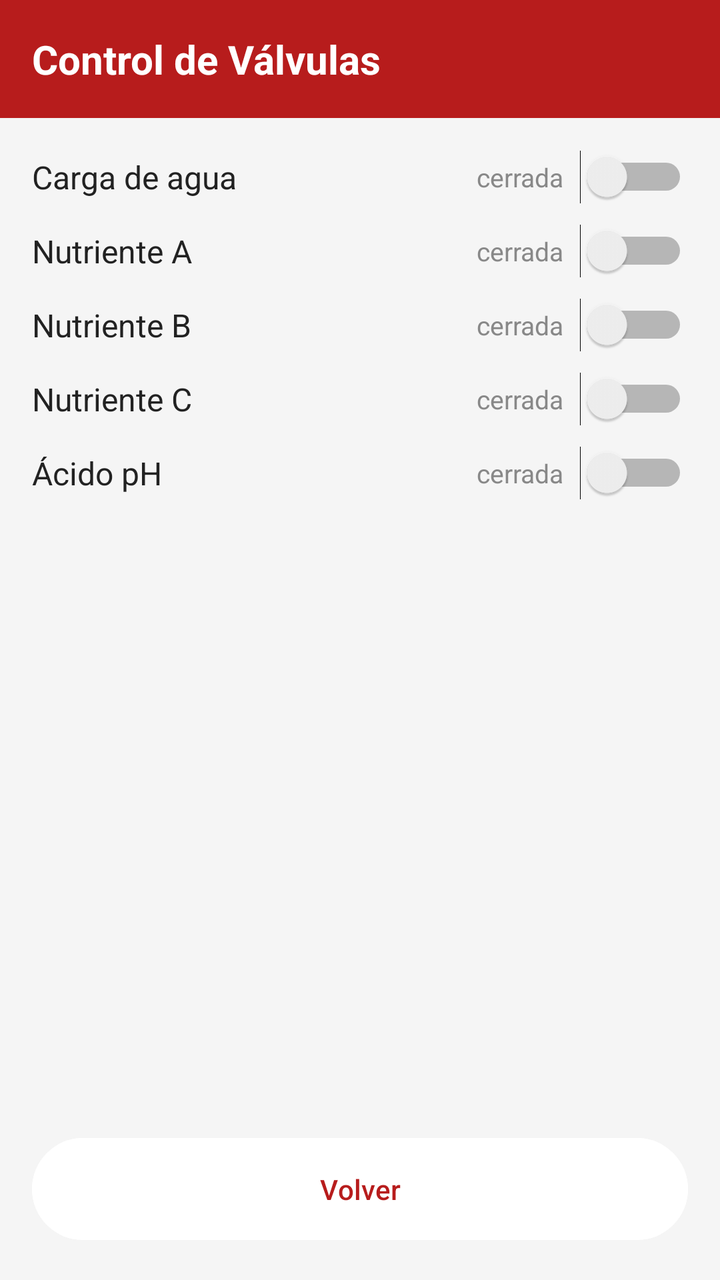
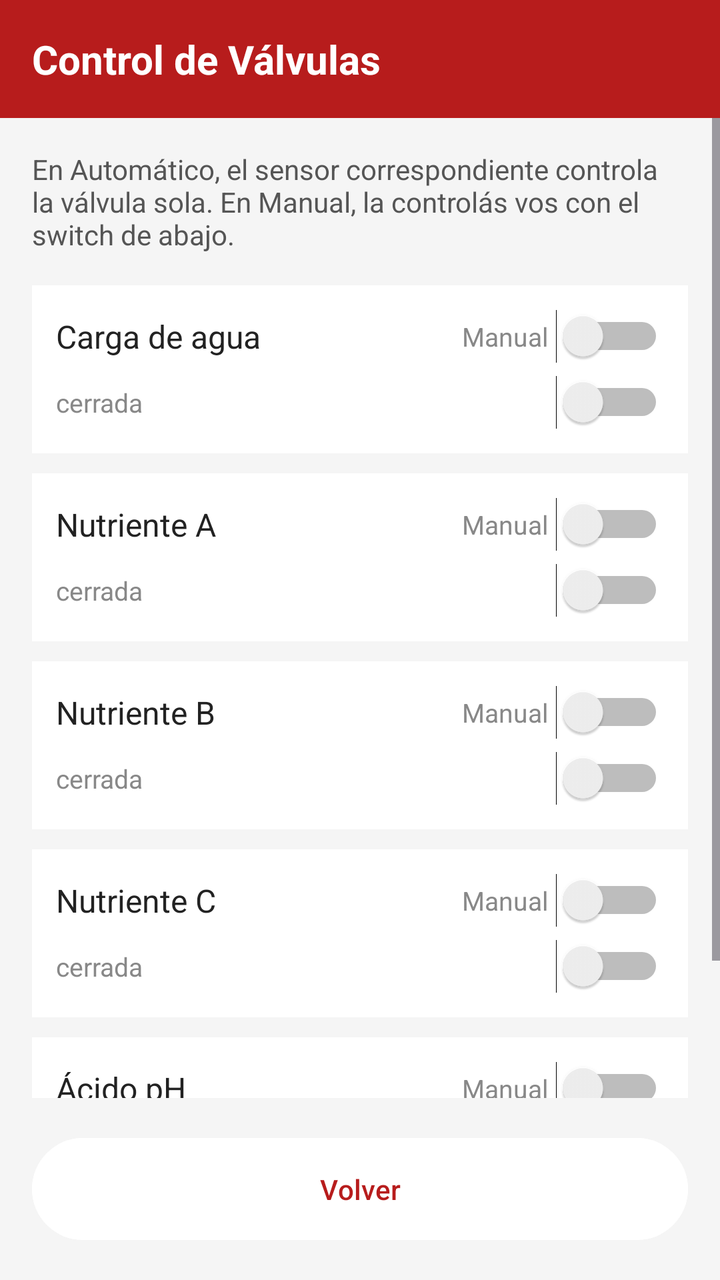

Two renders of the same Android screen: before a commit and after it. Below are the layout's source before the change and the commit's diff.
<!-- AndroidManifest.xml: application theme Theme.HueraDelValle -->
<!-- res/layout/activity_control_valvulas.xml -->
<?xml version="1.0" encoding="utf-8"?>
<LinearLayout xmlns:android="http://schemas.android.com/apk/res/android"
    android:layout_width="match_parent"
    android:layout_height="match_parent"
    android:orientation="vertical"
    android:background="#F5F5F5">

    
    <LinearLayout
        android:layout_width="match_parent"
        android:layout_height="wrap_content"
        android:background="#B71C1C"
        android:padding="16dp">

        <TextView
            android:layout_width="match_parent"
            android:layout_height="wrap_content"
            android:text="Control de Válvulas"
            android:textColor="#FFFFFF"
            android:textSize="20sp"
            android:textStyle="bold"/>
    </LinearLayout>

    
    <ScrollView
        android:layout_width="match_parent"
        android:layout_height="0dp"
        android:layout_weight="1">

        <LinearLayout
            android:layout_width="match_parent"
            android:layout_height="wrap_content"
            android:orientation="vertical"
            android:padding="16dp">

            
            <LinearLayout
                android:layout_width="match_parent"
                android:layout_height="wrap_content"
                android:orientation="horizontal"
                android:gravity="center_vertical"
                android:layout_marginBottom="10dp">

                <TextView
                    android:id="@+id/tvNombreV1"
                    android:layout_width="0dp"
                    android:layout_height="wrap_content"
                    android:layout_weight="1"
                    android:text="Carga de agua"
                    android:textSize="16sp"
                    android:textColor="#222222"/>

                <TextView
                    android:id="@+id/tvEstadoV1"
                    android:layout_width="wrap_content"
                    android:layout_height="wrap_content"
                    android:text="cerrada"
                    android:textSize="13sp"
                    android:textColor="#888888"
                    android:layout_marginEnd="8dp"/>

                <Switch
                    android:id="@+id/swV1"
                    android:layout_width="wrap_content"
                    android:layout_height="wrap_content"/>
            </LinearLayout>

            
            <LinearLayout
                android:layout_width="match_parent"
                android:layout_height="wrap_content"
                android:orientation="horizontal"
                android:gravity="center_vertical"
                android:layout_marginBottom="10dp">

                <TextView
                    android:id="@+id/tvNombreV2"
                    android:layout_width="0dp"
                    android:layout_height="wrap_content"
                    android:layout_weight="1"
                    android:text="Nutriente A"
                    android:textSize="16sp"
                    android:textColor="#222222"/>

                <TextView
                    android:id="@+id/tvEstadoV2"
                    android:layout_width="wrap_content"
                    android:layout_height="wrap_content"
                    android:text="cerrada"
                    android:textSize="13sp"
                    android:textColor="#888888"
                    android:layout_marginEnd="8dp"/>

                <Switch
                    android:id="@+id/swV2"
                    android:layout_width="wrap_content"
                    android:layout_height="wrap_content"/>
            </LinearLayout>

            
            <LinearLayout
                android:layout_width="match_parent"
                android:layout_height="wrap_content"
                android:orientation="horizontal"
                android:gravity="center_vertical"
                android:layout_marginBottom="10dp">

                <TextView
                    android:id="@+id/tvNombreV3"
                    android:layout_width="0dp"
                    android:layout_height="wrap_content"
                    android:layout_weight="1"
                    android:text="Nutriente B"
                    android:textSize="16sp"
                    android:textColor="#222222"/>

                <TextView
                    android:id="@+id/tvEstadoV3"
                    android:layout_width="wrap_content"
                    android:layout_height="wrap_content"
                    android:text="cerrada"
                    android:textSize="13sp"
                    android:textColor="#888888"
                    android:layout_marginEnd="8dp"/>

                <Switch
                    android:id="@+id/swV3"
                    android:layout_width="wrap_content"
                    android:layout_height="wrap_content"/>
            </LinearLayout>

            
            <LinearLayout
                android:layout_width="match_parent"
                android:layout_height="wrap_content"
                android:orientation="horizontal"
                android:gravity="center_vertical"
                android:layout_marginBottom="10dp">

                <TextView
                    android:id="@+id/tvNombreV4"
                    android:layout_width="0dp"
                    android:layout_height="wrap_content"
                    android:layout_weight="1"
                    android:text="Nutriente C"
                    android:textSize="16sp"
                    android:textColor="#222222"/>

                <TextView
                    android:id="@+id/tvEstadoV4"
                    android:layout_width="wrap_content"
                    android:layout_height="wrap_content"
                    android:text="cerrada"
                    android:textSize="13sp"
                    android:textColor="#888888"
                    android:layout_marginEnd="8dp"/>

                <Switch
                    android:id="@+id/swV4"
                    android:layout_width="wrap_content"
                    android:layout_height="wrap_content"/>
            </LinearLayout>

            
            <LinearLayout
                android:layout_width="match_parent"
                android:layout_height="wrap_content"
                android:orientation="horizontal"
                android:gravity="center_vertical"
                android:layout_marginBottom="10dp">

                <TextView
                    android:id="@+id/tvNombreV5"
                    android:layout_width="0dp"
                    android:layout_height="wrap_content"
                    android:layout_weight="1"
                    android:text="Ácido pH"
                    android:textSize="16sp"
                    android:textColor="#222222"/>

                <TextView
                    android:id="@+id/tvEstadoV5"
                    android:layout_width="wrap_content"
                    android:layout_height="wrap_content"
                    android:text="cerrada"
                    android:textSize="13sp"
                    android:textColor="#888888"
                    android:layout_marginEnd="8dp"/>

                <Switch
                    android:id="@+id/swV5"
                    android:layout_width="wrap_content"
                    android:layout_height="wrap_content"/>
            </LinearLayout>

        </LinearLayout>
    </ScrollView>


    <Button
        android:id="@+id/btnVolverValvulas"
        android:layout_width="match_parent"
        android:layout_height="wrap_content"
        android:text="Volver"
        android:backgroundTint="#FFFFFF"
        android:textColor="#B71C1C"
        android:padding="16dp"
        android:layout_margin="16dp"/>

</LinearLayout>
<!-- resources referenced by this layout -->
<resources>
  <style name="Theme.HueraDelValle" parent="Base.Theme.HueraDelValle" />
  <style name="Base.Theme.HueraDelValle" parent="Theme.Material3.DayNight.NoActionBar">
          
          
      </style>
</resources>

<!-- the commit's change to res/layout/activity_control_valvulas.xml (unified diff, before → after) -->
@@ -5,7 +5,6 @@
     android:orientation="vertical"
     android:background="#F5F5F5">
 
-    
     <LinearLayout
         android:layout_width="match_parent"
         android:layout_height="wrap_content"
@@ -21,7 +20,6 @@
             android:textStyle="bold"/>
     </LinearLayout>
 
-    
     <ScrollView
         android:layout_width="match_parent"
         android:layout_height="0dp"
@@ -33,169 +31,321 @@
             android:orientation="vertical"
             android:padding="16dp">
 
-            
-            <LinearLayout
-                android:layout_width="match_parent"
-                android:layout_height="wrap_content"
-                android:orientation="horizontal"
-                android:gravity="center_vertical"
-                android:layout_marginBottom="10dp">
-
-                <TextView
-                    android:id="@+id/tvNombreV1"
-                    android:layout_width="0dp"
-                    android:layout_height="wrap_content"
-                    android:layout_weight="1"
-                    android:text="Carga de agua"
-                    android:textSize="16sp"
-                    android:textColor="#222222"/>
-
-                <TextView
-                    android:id="@+id/tvEstadoV1"
-                    android:layout_width="wrap_content"
-                    android:layout_height="wrap_content"
-                    android:text="cerrada"
-                    android:textSize="13sp"
-                    android:textColor="#888888"
-                    android:layout_marginEnd="8dp"/>
-
-                <Switch
-                    android:id="@+id/swV1"
-                    android:layout_width="wrap_content"
-                    android:layout_height="wrap_content"/>
-            </LinearLayout>
-
-            
-            <LinearLayout
-                android:layout_width="match_parent"
-                android:layout_height="wrap_content"
-                android:orientation="horizontal"
-                android:gravity="center_vertical"
-                android:layout_marginBottom="10dp">
-
-                <TextView
-                    android:id="@+id/tvNombreV2"
-                    android:layout_width="0dp"
-                    android:layout_height="wrap_content"
-                    android:layout_weight="1"
-                    android:text="Nutriente A"
-                    android:textSize="16sp"
-                    android:textColor="#222222"/>
-
-                <TextView
-                    android:id="@+id/tvEstadoV2"
-                    android:layout_width="wrap_content"
-                    android:layout_height="wrap_content"
-                    android:text="cerrada"
-                    android:textSize="13sp"
-                    android:textColor="#888888"
-                    android:layout_marginEnd="8dp"/>
-
-                <Switch
-                    android:id="@+id/swV2"
-                    android:layout_width="wrap_content"
-                    android:layout_height="wrap_content"/>
-            </LinearLayout>
-
-            
-            <LinearLayout
-                android:layout_width="match_parent"
-                android:layout_height="wrap_content"
-                android:orientation="horizontal"
-                android:gravity="center_vertical"
-                android:layout_marginBottom="10dp">
-
-                <TextView
-                    android:id="@+id/tvNombreV3"
-                    android:layout_width="0dp"
-                    android:layout_height="wrap_content"
-                    android:layout_weight="1"
-                    android:text="Nutriente B"
-                    android:textSize="16sp"
-                    android:textColor="#222222"/>
-
-                <TextView
-                    android:id="@+id/tvEstadoV3"
-                    android:layout_width="wrap_content"
-                    android:layout_height="wrap_content"
-                    android:text="cerrada"
-                    android:textSize="13sp"
-                    android:textColor="#888888"
-                    android:layout_marginEnd="8dp"/>
-
-                <Switch
-                    android:id="@+id/swV3"
-                    android:layout_width="wrap_content"
-                    android:layout_height="wrap_content"/>
-            </LinearLayout>
-
-            
-            <LinearLayout
-                android:layout_width="match_parent"
-                android:layout_height="wrap_content"
-                android:orientation="horizontal"
-                android:gravity="center_vertical"
-                android:layout_marginBottom="10dp">
-
-                <TextView
-                    android:id="@+id/tvNombreV4"
-                    android:layout_width="0dp"
-                    android:layout_height="wrap_content"
-                    android:layout_weight="1"
-                    android:text="Nutriente C"
-                    android:textSize="16sp"
-                    android:textColor="#222222"/>
-
-                <TextView
-                    android:id="@+id/tvEstadoV4"
-                    android:layout_width="wrap_content"
-                    android:layout_height="wrap_content"
-                    android:text="cerrada"
-                    android:textSize="13sp"
-                    android:textColor="#888888"
-                    android:layout_marginEnd="8dp"/>
-
-                <Switch
-                    android:id="@+id/swV4"
-                    android:layout_width="wrap_content"
-                    android:layout_height="wrap_content"/>
-            </LinearLayout>
-
-            
-            <LinearLayout
-                android:layout_width="match_parent"
-                android:layout_height="wrap_content"
-                android:orientation="horizontal"
-                android:gravity="center_vertical"
-                android:layout_marginBottom="10dp">
-
-                <TextView
-                    android:id="@+id/tvNombreV5"
-                    android:layout_width="0dp"
-                    android:layout_height="wrap_content"
-                    android:layout_weight="1"
-                    android:text="Ácido pH"
-                    android:textSize="16sp"
-                    android:textColor="#222222"/>
-
-                <TextView
-                    android:id="@+id/tvEstadoV5"
-                    android:layout_width="wrap_content"
-                    android:layout_height="wrap_content"
-                    android:text="cerrada"
-                    android:textSize="13sp"
-                    android:textColor="#888888"
-                    android:layout_marginEnd="8dp"/>
-
-                <Switch
-                    android:id="@+id/swV5"
-                    android:layout_width="wrap_content"
-                    android:layout_height="wrap_content"/>
+            <TextView
+                android:layout_width="match_parent"
+                android:layout_height="wrap_content"
+                android:text="En Automático, el sensor correspondiente controla la válvula sola. En Manual, la controlás vos con el switch de abajo."
+                android:textColor="#555555"
+                android:textSize="14sp"
+                android:layout_marginBottom="16dp"/>
+
+            
+            <LinearLayout
+                android:layout_width="match_parent"
+                android:layout_height="wrap_content"
+                android:orientation="vertical"
+                android:background="#FFFFFF"
+                android:padding="12dp"
+                android:layout_marginBottom="10dp">
+
+                <LinearLayout
+                    android:layout_width="match_parent"
+                    android:layout_height="wrap_content"
+                    android:orientation="horizontal"
+                    android:gravity="center_vertical">
+
+                    <TextView
+                        android:id="@+id/tvNombreV1"
+                        android:layout_width="0dp"
+                        android:layout_height="wrap_content"
+                        android:layout_weight="1"
+                        android:text="Carga de agua"
+                        android:textSize="16sp"
+                        android:textColor="#222222"/>
+
+                    <TextView
+                        android:layout_width="wrap_content"
+                        android:layout_height="wrap_content"
+                        android:text="Manual"
+                        android:textSize="13sp"
+                        android:textColor="#888888"
+                        android:layout_marginEnd="4dp"/>
+
+                    <Switch
+                        android:id="@+id/swModoV1"
+                        android:layout_width="wrap_content"
+                        android:layout_height="wrap_content"/>
+                </LinearLayout>
+
+                <LinearLayout
+                    android:layout_width="match_parent"
+                    android:layout_height="wrap_content"
+                    android:orientation="horizontal"
+                    android:gravity="center_vertical"
+                    android:layout_marginTop="6dp">
+
+                    <TextView
+                        android:id="@+id/tvEstadoV1"
+                        android:layout_width="0dp"
+                        android:layout_height="wrap_content"
+                        android:layout_weight="1"
+                        android:text="cerrada"
+                        android:textSize="13sp"
+                        android:textColor="#888888"/>
+
+                    <Switch
+                        android:id="@+id/swV1"
+                        android:layout_width="wrap_content"
+                        android:layout_height="wrap_content"/>
+                </LinearLayout>
+            </LinearLayout>
+
+            
+            <LinearLayout
+                android:layout_width="match_parent"
+                android:layout_height="wrap_content"
+                android:orientation="vertical"
+                android:background="#FFFFFF"
+                android:padding="12dp"
+                android:layout_marginBottom="10dp">
+
+                <LinearLayout
+                    android:layout_width="match_parent"
+                    android:layout_height="wrap_content"
+                    android:orientation="horizontal"
+                    android:gravity="center_vertical">
+
+                    <TextView
+                        android:id="@+id/tvNombreV2"
+                        android:layout_width="0dp"
+                        android:layout_height="wrap_content"
+                        android:layout_weight="1"
+                        android:text="Nutriente A"
+                        android:textSize="16sp"
+                        android:textColor="#222222"/>
+
+                    <TextView
+                        android:layout_width="wrap_content"
+                        android:layout_height="wrap_content"
+                        android:text="Manual"
+                        android:textSize="13sp"
+                        android:textColor="#888888"
+                        android:layout_marginEnd="4dp"/>
+
+                    <Switch
+                        android:id="@+id/swModoV2"
+                        android:layout_width="wrap_content"
+                        android:layout_height="wrap_content"/>
+                </LinearLayout>
+
+                <LinearLayout
+                    android:layout_width="match_parent"
+                    android:layout_height="wrap_content"
+                    android:orientation="horizontal"
+                    android:gravity="center_vertical"
+                    android:layout_marginTop="6dp">
+
+                    <TextView
+                        android:id="@+id/tvEstadoV2"
+                        android:layout_width="0dp"
+                        android:layout_height="wrap_content"
+                        android:layout_weight="1"
+                        android:text="cerrada"
+                        android:textSize="13sp"
+                        android:textColor="#888888"/>
+
+                    <Switch
+                        android:id="@+id/swV2"
+                        android:layout_width="wrap_content"
+                        android:layout_height="wrap_content"/>
+                </LinearLayout>
+            </LinearLayout>
+
+            
+            <LinearLayout
+                android:layout_width="match_parent"
+                android:layout_height="wrap_content"
+                android:orientation="vertical"
+                android:background="#FFFFFF"
+                android:padding="12dp"
+                android:layout_marginBottom="10dp">
+
+                <LinearLayout
+                    android:layout_width="match_parent"
+                    android:layout_height="wrap_content"
+                    android:orientation="horizontal"
+                    android:gravity="center_vertical">
+
+                    <TextView
+                        android:id="@+id/tvNombreV3"
+                        android:layout_width="0dp"
+                        android:layout_height="wrap_content"
+                        android:layout_weight="1"
+                        android:text="Nutriente B"
+                        android:textSize="16sp"
+                        android:textColor="#222222"/>
+
+                    <TextView
+                        android:layout_width="wrap_content"
+                        android:layout_height="wrap_content"
+                        android:text="Manual"
+                        android:textSize="13sp"
+                        android:textColor="#888888"
+                        android:layout_marginEnd="4dp"/>
+
+                    <Switch
+                        android:id="@+id/swModoV3"
+                        android:layout_width="wrap_content"
+                        android:layout_height="wrap_content"/>
+                </LinearLayout>
+
+                <LinearLayout
+                    android:layout_width="match_parent"
+                    android:layout_height="wrap_content"
+                    android:orientation="horizontal"
+                    android:gravity="center_vertical"
+                    android:layout_marginTop="6dp">
+
+                    <TextView
+                        android:id="@+id/tvEstadoV3"
+                        android:layout_width="0dp"
+                        android:layout_height="wrap_content"
+                        android:layout_weight="1"
+                        android:text="cerrada"
+                        android:textSize="13sp"
+                        android:textColor="#888888"/>
+
+                    <Switch
+                        android:id="@+id/swV3"
+                        android:layout_width="wrap_content"
+                        android:layout_height="wrap_content"/>
+                </LinearLayout>
+            </LinearLayout>
+
+            
+            <LinearLayout
+                android:layout_width="match_parent"
+                android:layout_height="wrap_content"
+                android:orientation="vertical"
+                android:background="#FFFFFF"
+                android:padding="12dp"
+                android:layout_marginBottom="10dp">
+
+                <LinearLayout
+                    android:layout_width="match_parent"
+                    android:layout_height="wrap_content"
+                    android:orientation="horizontal"
+                    android:gravity="center_vertical">
+
+                    <TextView
+                        android:id="@+id/tvNombreV4"
+                        android:layout_width="0dp"
+                        android:layout_height="wrap_content"
+                        android:layout_weight="1"
+                        android:text="Nutriente C"
+                        android:textSize="16sp"
+                        android:textColor="#222222"/>
+
+                    <TextView
+                        android:layout_width="wrap_content"
+                        android:layout_height="wrap_content"
+                        android:text="Manual"
+                        android:textSize="13sp"
+                        android:textColor="#888888"
+                        android:layout_marginEnd="4dp"/>
+
+                    <Switch
+                        android:id="@+id/swModoV4"
+                        android:layout_width="wrap_content"
+                        android:layout_height="wrap_content"/>
+                </LinearLayout>
+
+                <LinearLayout
+                    android:layout_width="match_parent"
+                    android:layout_height="wrap_content"
+                    android:orientation="horizontal"
+                    android:gravity="center_vertical"
+                    android:layout_marginTop="6dp">
+
+                    <TextView
+                        android:id="@+id/tvEstadoV4"
+                        android:layout_width="0dp"
+                        android:layout_height="wrap_content"
+                        android:layout_weight="1"
+                        android:text="cerrada"
+                        android:textSize="13sp"
+                        android:textColor="#888888"/>
+
+                    <Switch
+                        android:id="@+id/swV4"
+                        android:layout_width="wrap_content"
+                        android:layout_height="wrap_content"/>
+                </LinearLayout>
+            </LinearLayout>
+
+            
+            <LinearLayout
+                android:layout_width="match_parent"
+                android:layout_height="wrap_content"
+                android:orientation="vertical"
+                android:background="#FFFFFF"
+                android:padding="12dp"
+                android:layout_marginBottom="10dp">
+
+                <LinearLayout
+                    android:layout_width="match_parent"
+                    android:layout_height="wrap_content"
+                    android:orientation="horizontal"
+                    android:gravity="center_vertical">
+
+                    <TextView
+                        android:id="@+id/tvNombreV5"
+                        android:layout_width="0dp"
+                        android:layout_height="wrap_content"
+                        android:layout_weight="1"
+                        android:text="Ácido pH"
+                        android:textSize="16sp"
+                        android:textColor="#222222"/>
+
+                    <TextView
+                        android:layout_width="wrap_content"
+                        android:layout_height="wrap_content"
+                        android:text="Manual"
+                        android:textSize="13sp"
+                        android:textColor="#888888"
+                        android:layout_marginEnd="4dp"/>
+
+                    <Switch
+                        android:id="@+id/swModoV5"
+                        android:layout_width="wrap_content"
+                        android:layout_height="wrap_content"/>
+                </LinearLayout>
+
+                <LinearLayout
+                    android:layout_width="match_parent"
+                    android:layout_height="wrap_content"
+                    android:orientation="horizontal"
+                    android:gravity="center_vertical"
+                    android:layout_marginTop="6dp">
+
+                    <TextView
+                        android:id="@+id/tvEstadoV5"
+                        android:layout_width="0dp"
+                        android:layout_height="wrap_content"
+                        android:layout_weight="1"
+                        android:text="cerrada"
+                        android:textSize="13sp"
+                        android:textColor="#888888"/>
+
+                    <Switch
+                        android:id="@+id/swV5"
+                        android:layout_width="wrap_content"
+                        android:layout_height="wrap_content"/>
+                </LinearLayout>
             </LinearLayout>
 
         </LinearLayout>
     </ScrollView>
-
 
     <Button
         android:id="@+id/btnVolverValvulas"
